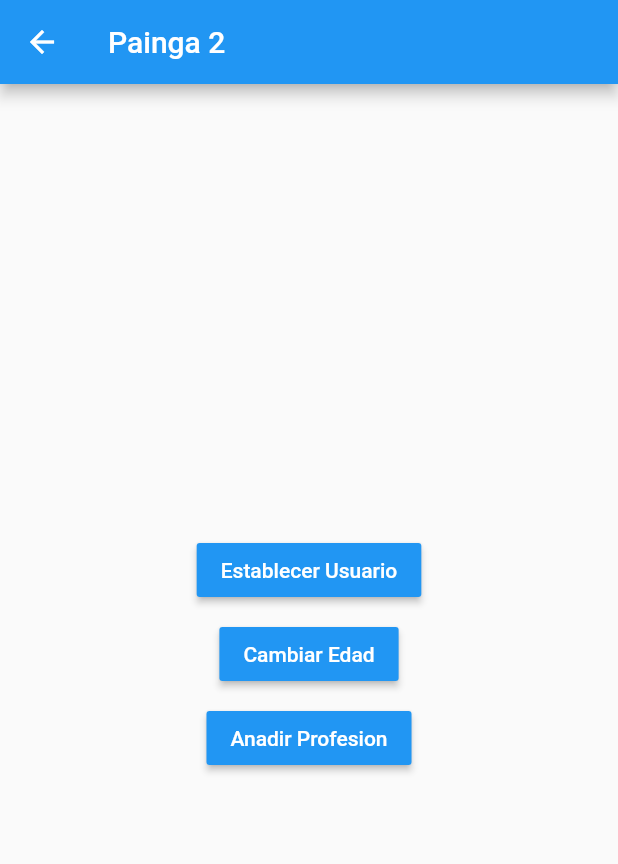
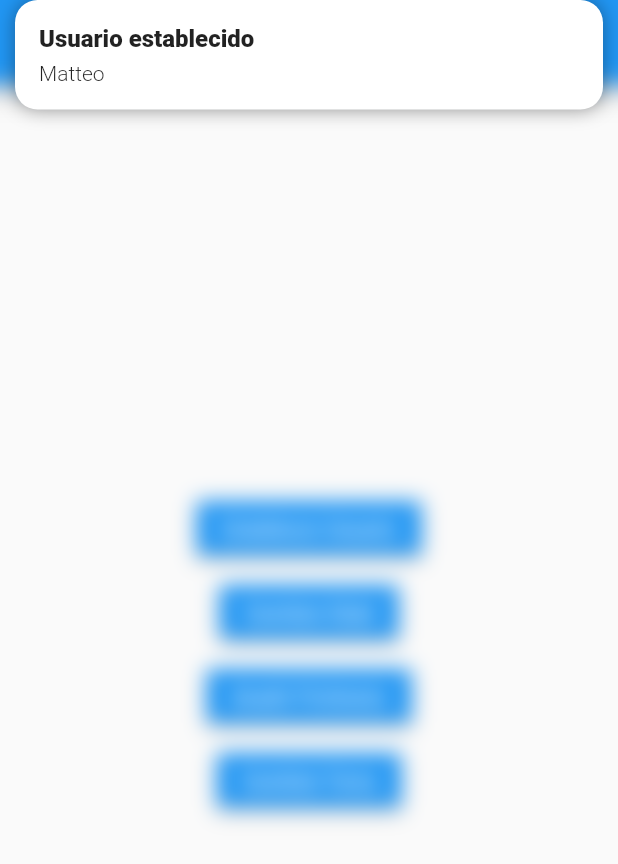
Before and after one commit to MatHeartGaming/manejadores-de-estados-flutter, a Flutter app: the Page2Page screen opened by its route, after a tap on "Establecer Usuario", on a phone screen of 412 x 824 dp. Shown: the top 864 px of the screen. Run offline on Flutter 3.47's test engine with Material 2 defaults, Android fonts, the phone set to English and light mode, and no system bars; our stand-ins replace get.

Commit message:
GetX Listo

```diff
--- /dev/null
+++ b/lib/controllers/usuario_controller.dart
@@ -0,0 +1,28 @@
+import 'package:estados/models/usuario.dart';
+import 'package:get/get.dart';
+
+class UsuarioController extends GetxController {
+  RxBool existeUsuario = false.obs;
+  Rx<Usuario> usuario = Usuario().obs;
+
+  int get profesionesCount {
+    return usuario.value.profesiones.length;
+  }
+
+  void cargarUsuario(Usuario pUsuario) {
+    existeUsuario.value = true;
+    usuario.value = pUsuario;
+  }
+
+  void cambiarEdad(int edad) {
+    usuario.update((val) {
+      val?.edad = edad;
+    });
+  }
+
+  void agregarProfesion(String profesion) {
+    usuario.update((val) {
+      val?.profesiones = [...val.profesiones, profesion];
+    });
+  }
+}
--- a/lib/models/usuario.dart
+++ b/lib/models/usuario.dart
@@ -1,6 +1,10 @@
 class Usuario {
-  String nombre;
-  int edad;
+  String? nombre;
+  int? edad;
   List<String> profesiones;
-  Usuario({required this.nombre, required this.edad, required this.profesiones});
+  Usuario({
+    this.nombre,
+    this.edad,
+    this.profesiones = const []}
+  );
 }
--- a/lib/pages/page1_page.dart
+++ b/lib/pages/page1_page.dart
@@ -1,50 +1,89 @@
 // ignore_for_file: prefer_const_constructors
 
+import 'package:estados/controllers/usuario_controller.dart';
+import 'package:estados/models/usuario.dart';
+import 'package:estados/pages/page2_page.dart';
 import 'package:flutter/material.dart';
+import 'package:get/get.dart';
 
 class Page1Page extends StatelessWidget {
+  const Page1Page({super.key});
+
   @override
   Widget build(BuildContext context) {
+    // Esto eleva este usuario al context manejado por el Get en toda la app despued que la ejecucion pase por aqui!
+    final usuarioCtrl = Get.put(UsuarioController());
+
     return Scaffold(
       appBar: AppBar(
         title: Text("Painga 1"),
       ),
-      body: InformacionUsuario(),
+      body: Obx(() =>
+          usuarioCtrl.existeUsuario.value ? InformacionUsuario(usuario: usuarioCtrl.usuario.value,) : NoInfo()),
       floatingActionButton: FloatingActionButton(
         child: Icon(Icons.accessibility_new),
-        onPressed: () => Navigator.pushNamed(context, "pagina2"),
+        //onPressed: () => Navigator.pushNamed(context, "pagina2"),
+        onPressed: () => Get.to(() => Page2Page(), popGesture: true),
+        /*onPressed: () => Get.toNamed('pagina2', arguments: {
+          'nombre': 'Matteo',
+          'edad': 27,
+        }),*/
       ),
     );
   }
 }
 
+class NoInfo extends StatelessWidget {
+  const NoInfo({super.key});
+
+  @override
+  Widget build(BuildContext context) {
+    return Center(
+      child: Text("No hay informacion del usuario"),
+    );
+  }
+}
+
 class InformacionUsuario extends StatelessWidget {
+  final Usuario usuario;
   const InformacionUsuario({
     Key? key,
+    required this.usuario,
   }) : super(key: key);
 
   @override
   Widget build(BuildContext context) {
-    return Container(
+    return SizedBox(
       height: double.infinity,
       width: double.infinity,
-      child: Column(
-        crossAxisAlignment: CrossAxisAlignment.start,
-        children: [
-          Text("General",style: TextStyle(fontSize: 18, fontWeight: FontWeight.bold)),
-          Divider(),
+      child: SingleChildScrollView(
+        physics: BouncingScrollPhysics(),
+        child: Column(
+          crossAxisAlignment: CrossAxisAlignment.start,
+          children: [
+            Text("General",
+                style: TextStyle(fontSize: 18, fontWeight: FontWeight.bold)),
+            Divider(),
+            ListTile(
+              title: Text("Nombre: ${usuario.nombre}"),
+            ),
+            ListTile(
+              title: Text("Edad: ${usuario.edad}"),
+            ),
+            ListTile(
+              title: Text(
+                "Profesiones",
+                style: TextStyle(fontSize: 18, fontWeight: FontWeight.bold),
+              ),
+            ),
+            Divider(),
+            //ListTile(title: Text("Profesion 1"),),
 
-          ListTile(title: Text("Nombre: "),),
-          ListTile(title: Text("Edad: "),),
-          ListTile(title: Text("Profesiones",style: TextStyle(fontSize: 18, fontWeight: FontWeight.bold),),),
+            ...usuario.profesiones.map((profesion) => ListTile(title: Text(profesion),)),
 
-          Divider(),
 
-          ListTile(title: Text("Profesion 1"),),
-          ListTile(title: Text("Profesion 2"),),
-          ListTile(title: Text("Profesion 3"),),
-
-        ],
+          ],
+        ),
       ),
     );
   }
--- a/lib/pages/page2_page.dart
+++ b/lib/pages/page2_page.dart
@@ -1,8 +1,14 @@
+import 'package:estados/controllers/usuario_controller.dart';
+import 'package:estados/models/usuario.dart';
 import 'package:flutter/material.dart';
+import 'package:get/get.dart';
 
 class Page2Page extends StatelessWidget {
   @override
   Widget build(BuildContext context) {
+    //print("Arguments: ${Get.arguments}");
+    final usuarioCtrl = Get.find<UsuarioController>();
+
     return Scaffold(
       appBar: AppBar(
         title: Text("Painga 2"),
@@ -16,9 +22,32 @@ class Page2Page extends StatelessWidget {
               child: MaterialButton(
                 color: Colors.blue,
                 onPressed: () {
+                  usuarioCtrl.cargarUsuario(Usuario(
+                      nombre: "Matteo",
+                      edad: 27,
+                      profesiones: [
+                        "Desarrollador de app",
+                        "Videojuador",
+                        "Apasionado de Hardware"
+                      ]));
 
+                  //Get.showSnackbar(SnackBar(content: content));
+                  Get.snackbar(
+                    "Usuario establecido",
+                    "${usuarioCtrl.usuario.value.nombre}",
+                    backgroundColor: Colors.white,
+                    boxShadows: [
+                      const BoxShadow(
+                        color: Colors.black38,
+                        blurRadius: 10,
+                      )
+                    ],
+                  );
                 },
-                child: Text("Establecer Usuario", style: TextStyle(color: Colors.white),),
+                child: Text(
+                  "Establecer Usuario",
+                  style: TextStyle(color: Colors.white),
+                ),
               ),
             ),
             Container(
@@ -26,9 +55,12 @@ class Page2Page extends StatelessWidget {
               child: MaterialButton(
                 color: Colors.blue,
                 onPressed: () {
-
+                  usuarioCtrl.cambiarEdad(28);
                 },
-                child: Text("Cambiar Edad", style: TextStyle(color: Colors.white),),
+                child: Text(
+                  "Cambiar Edad",
+                  style: TextStyle(color: Colors.white),
+                ),
               ),
             ),
             Container(
@@ -36,9 +68,28 @@ class Page2Page extends StatelessWidget {
               child: MaterialButton(
                 color: Colors.blue,
                 onPressed: () {
-
+                  //usuarioCtrl.agregarProfesion("Profesion ${usuarioCtrl.usuario.value.profesiones.length + 1}");
+                  usuarioCtrl.agregarProfesion(
+                      "Profesion ${usuarioCtrl.profesionesCount + 1}");
                 },
-                child: Text("Anadir Profesion", style: TextStyle(color: Colors.white),),
+                child: Text(
+                  "Anadir Profesion",
+                  style: TextStyle(color: Colors.white),
+                ),
+              ),
+            ),
+            Container(
+              margin: EdgeInsets.only(bottom: 8),
+              child: MaterialButton(
+                color: Colors.blue,
+                onPressed: () {
+                  print("Theme Change");
+                  Get.changeTheme(Get.isDarkMode ? ThemeData.light() : ThemeData.dark());
+                },
+                child: Text(
+                  "Cambiar Tema",
+                  style: TextStyle(color: Colors.white),
+                ),
               ),
             ),
           ],
```
Also changed, not shown: lib/main.dart (+8 -3 lines), pubspec.yaml (+5 -13 lines), pubspec.lock.
